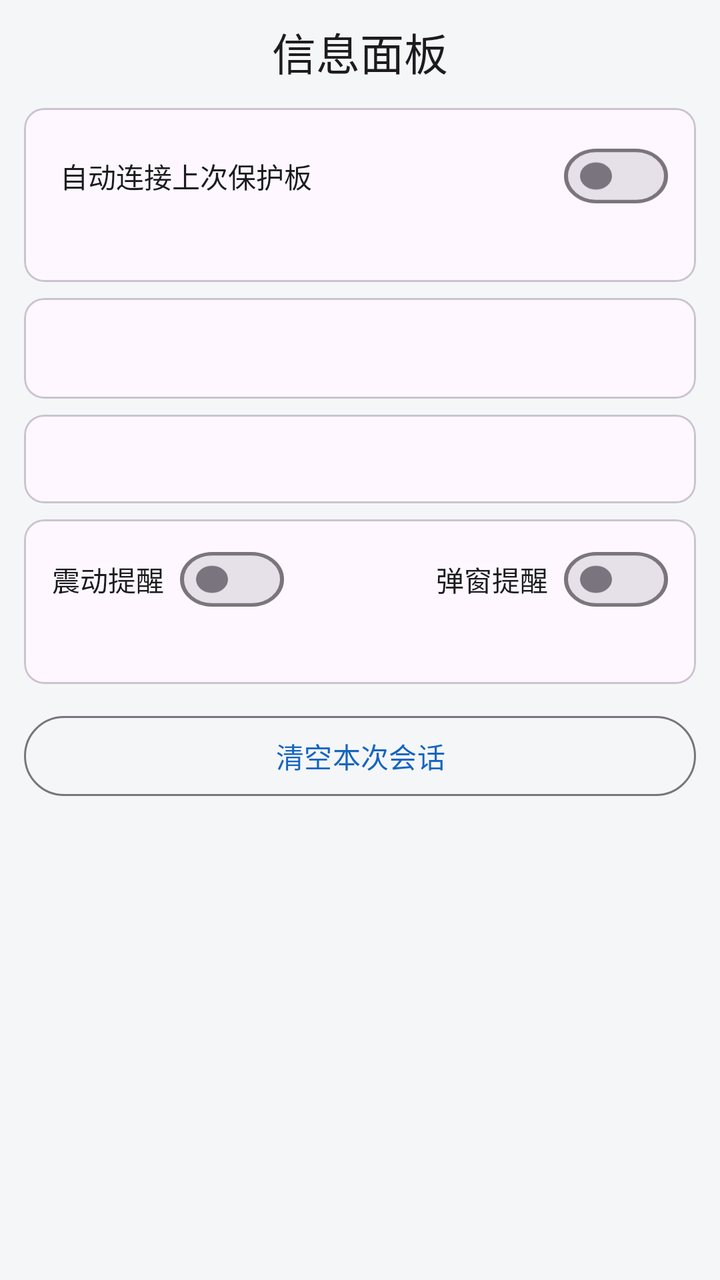
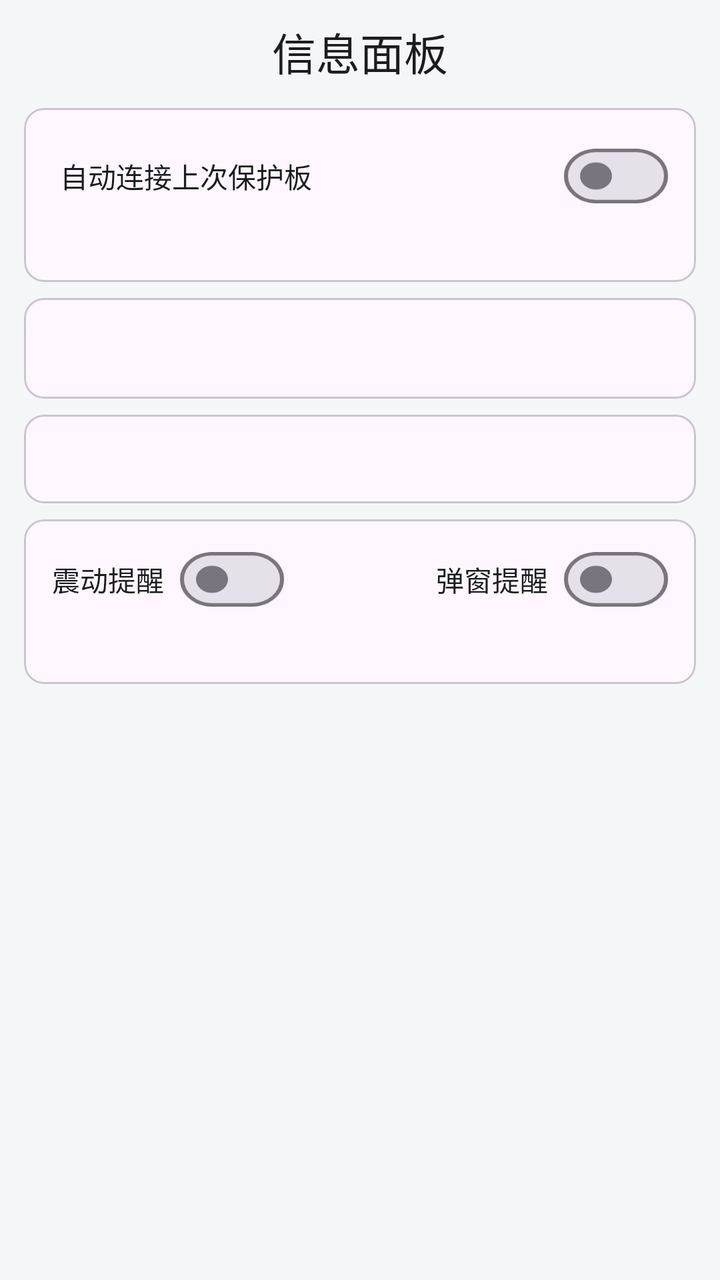

Compare the two renders of this Android layout. The source of the first and the diff that turns it into the second are given below.
<!-- AndroidManifest.xml: application theme Theme.YYBMS -->
<!-- res/layout/activity_diag.xml -->
<?xml version="1.0" encoding="utf-8"?>
<LinearLayout xmlns:android="http://schemas.android.com/apk/res/android"
    xmlns:app="http://schemas.android.com/apk/res-auto"
    android:layout_width="match_parent"
    android:layout_height="match_parent"
    android:orientation="vertical">

    
    
    <com.google.android.material.appbar.MaterialToolbar
        android:id="@+id/toolbar"
        android:layout_width="match_parent"
        android:layout_height="52dp"
        app:titleCentered="true"
        app:title="@string/diag_title" />

    <ScrollView
        android:layout_width="match_parent"
        android:layout_height="match_parent">

        <LinearLayout
            android:layout_width="match_parent"
            android:layout_height="wrap_content"
            android:orientation="vertical"
            android:paddingStart="12dp"
            android:paddingEnd="12dp"
            android:paddingTop="2dp"
            android:paddingBottom="12dp">

            
            <com.google.android.material.card.MaterialCardView
                style="@style/DiagCard"
                android:layout_marginTop="0dp">

                <LinearLayout
                    android:layout_width="match_parent"
                    android:layout_height="wrap_content"
                    android:orientation="vertical"
                    android:paddingStart="4dp">

                    
                    <LinearLayout
                        android:layout_width="match_parent"
                        android:layout_height="wrap_content"
                        android:layout_marginTop="4dp"
                        android:gravity="center_vertical"
                        android:orientation="horizontal">

                        <TextView
                            android:layout_width="0dp"
                            android:layout_height="wrap_content"
                            android:layout_weight="1"
                            android:text="@string/setting_auto_connect"
                            android:textColor="@color/text_primary"
                            android:textSize="14sp" />

                        <com.google.android.material.materialswitch.MaterialSwitch
                            android:id="@+id/switch_diag_auto_connect"
                            android:layout_width="wrap_content"
                            android:layout_height="28dp"
                            android:minHeight="0dp"
                            android:scaleY="0.85" />
                    </LinearLayout>

                    <TextView
                        android:id="@+id/tv_diag_saved_device"
                        android:layout_width="match_parent"
                        android:layout_height="wrap_content"
                        android:layout_marginTop="4dp"
                        android:textColor="@color/text_primary"
                        android:textSize="14sp" />
                </LinearLayout>
            </com.google.android.material.card.MaterialCardView>



     <com.google.android.material.card.MaterialCardView
            style="@style/DiagCard">

        <LinearLayout
  style="@style/DiagTable">

            <LinearLayout
      android:id="@+id/ll_identity"
     android:layout_width="match_parent"
           android:layout_height="wrap_content"
  android:orientation="vertical" />

            
            <TextView
                style="@style/DiagText"
                android:id="@+id/tv_device"
                android:layout_marginTop="6dp" />
        </LinearLayout>
    </com.google.android.material.card.MaterialCardView>

            
            <com.google.android.material.card.MaterialCardView
                style="@style/DiagCard">

                <TextView
                    style="@style/DiagText"
                    android:id="@+id/tv_derived" />
            </com.google.android.material.card.MaterialCardView>



        
        <com.google.android.material.card.MaterialCardView
style="@style/DiagCard">

       <LinearLayout
       style="@style/DiagTable">

            
            <LinearLayout
                android:layout_width="match_parent"
                android:layout_height="wrap_content"
                android:layout_marginBottom="6dp"
                android:gravity="center_vertical"
                android:orientation="horizontal">

                <TextView
                    android:layout_width="wrap_content"
                    android:layout_height="wrap_content"
                    android:layout_marginEnd="8dp"
                    android:text="@string/bms_alarm_vibrate"
                    android:textColor="@color/text_primary"
                    android:textSize="14sp" />

                <com.google.android.material.materialswitch.MaterialSwitch
                    android:id="@+id/switch_diag_vibrate"
                    android:layout_width="wrap_content"
                    android:layout_height="28dp"
                    android:minHeight="0dp"
                    android:scaleY="0.85" />

                <Space
                    android:layout_width="0dp"
                    android:layout_height="1dp"
                    android:layout_weight="1" />

                <TextView
                    android:layout_width="wrap_content"
                    android:layout_height="wrap_content"
                    android:layout_marginEnd="8dp"
                    android:text="@string/bms_alarm_dialog"
                    android:textColor="@color/text_primary"
                    android:textSize="14sp" />

                <com.google.android.material.materialswitch.MaterialSwitch
                    android:id="@+id/switch_diag_dialog"
                    android:layout_width="wrap_content"
                    android:layout_height="28dp"
                    android:minHeight="0dp"
                    android:scaleY="0.85" />
            </LinearLayout>

    <LinearLayout
            android:id="@+id/ll_alarms"
   android:layout_width="match_parent"
                android:layout_height="wrap_content"
 android:orientation="vertical" />

      <TextView
             style="@style/DiagText"
 android:id="@+id/tv_alarms" />
         </LinearLayout>
        </com.google.android.material.card.MaterialCardView>

            <com.google.android.material.button.MaterialButton
                android:id="@+id/btn_reset"
                style="@style/Widget.Material3.Button.OutlinedButton"
                android:layout_width="match_parent"
                android:layout_height="wrap_content"
                android:layout_marginTop="12dp"
                android:layout_marginBottom="24dp"
                android:text="@string/diag_reset" />
        </LinearLayout>
    </ScrollView>
</LinearLayout>
<!-- resources referenced by this layout -->
<resources>
  <color name="text_primary">#1A1C1E</color>
  <string name="bms_alarm_dialog">弹窗提醒</string>
  <string name="bms_alarm_vibrate">震动提醒</string>
  <string name="diag_reset">清空本次会话</string>
  <string name="diag_title">信息面板</string>
  <string name="setting_auto_connect">自动连接上次保护板</string>
  <style name="DiagCard">
          <item name="android:layout_width">match_parent</item>
          <item name="android:layout_height">wrap_content</item>
          <item name="android:layout_marginTop">8dp</item>
          
          <item name="contentPadding">14dp</item>
          
          <item name="cardCornerRadius">10dp</item>
      </style>
  <style name="DiagTable">
          <item name="android:layout_width">match_parent</item>
          <item name="android:layout_height">wrap_content</item>
          <item name="android:orientation">vertical</item>
      </style>
  <style name="DiagText">
       <item name="android:layout_width">match_parent</item>
          <item name="android:layout_height">wrap_content</item>
     <item name="android:fontFamily">monospace</item>
          <item name="android:textSize">12sp</item>
          <item name="android:textColor">@color/text_primary</item>
          <item name="android:lineSpacingMultiplier">1.25</item>
          
          <item name="android:paddingStart">4dp</item>
      </style>
  <style name="Theme.YYBMS" parent="Theme.Material3.DayNight.NoActionBar">
          <item name="colorPrimary">@color/primary</item>
          <item name="colorPrimaryDark">@color/primary_dark</item>
          <item name="android:statusBarColor" tools:targetApi="l">?attr/colorPrimary</item>
          <item name="android:windowBackground">@color/background</item>
      </style>
  <color name="primary">#1565C0</color>
  <color name="primary_dark">#0D47A1</color>
  <color name="background">#F5F6F8</color>
</resources>

<!-- the commit's change to res/layout/activity_diag.xml (unified diff, before → after) -->
@@ -167,15 +167,6 @@ style="@style/DiagCard">
  android:id="@+id/tv_alarms" />
          </LinearLayout>
         </com.google.android.material.card.MaterialCardView>
-
-            <com.google.android.material.button.MaterialButton
-                android:id="@+id/btn_reset"
-                style="@style/Widget.Material3.Button.OutlinedButton"
-                android:layout_width="match_parent"
-                android:layout_height="wrap_content"
-                android:layout_marginTop="12dp"
-                android:layout_marginBottom="24dp"
-                android:text="@string/diag_reset" />
         </LinearLayout>
     </ScrollView>
 </LinearLayout>
<!-- resource entries referenced after the edit -->
@@ -3,7 +3,6 @@
   <color name="text_primary">#1A1C1E</color>
   <string name="bms_alarm_dialog">弹窗提醒</string>
   <string name="bms_alarm_vibrate">震动提醒</string>
-  <string name="diag_reset">清空本次会话</string>
   <string name="diag_title">信息面板</string>
   <string name="setting_auto_connect">自动连接上次保护板</string>
   <style name="DiagCard">
